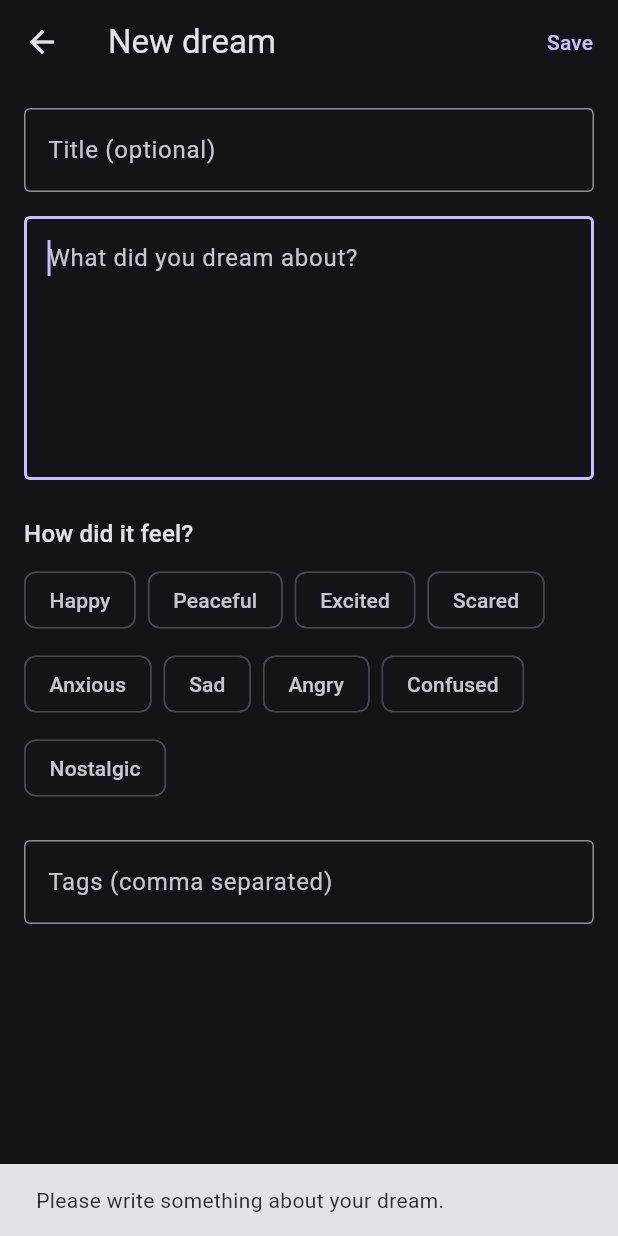
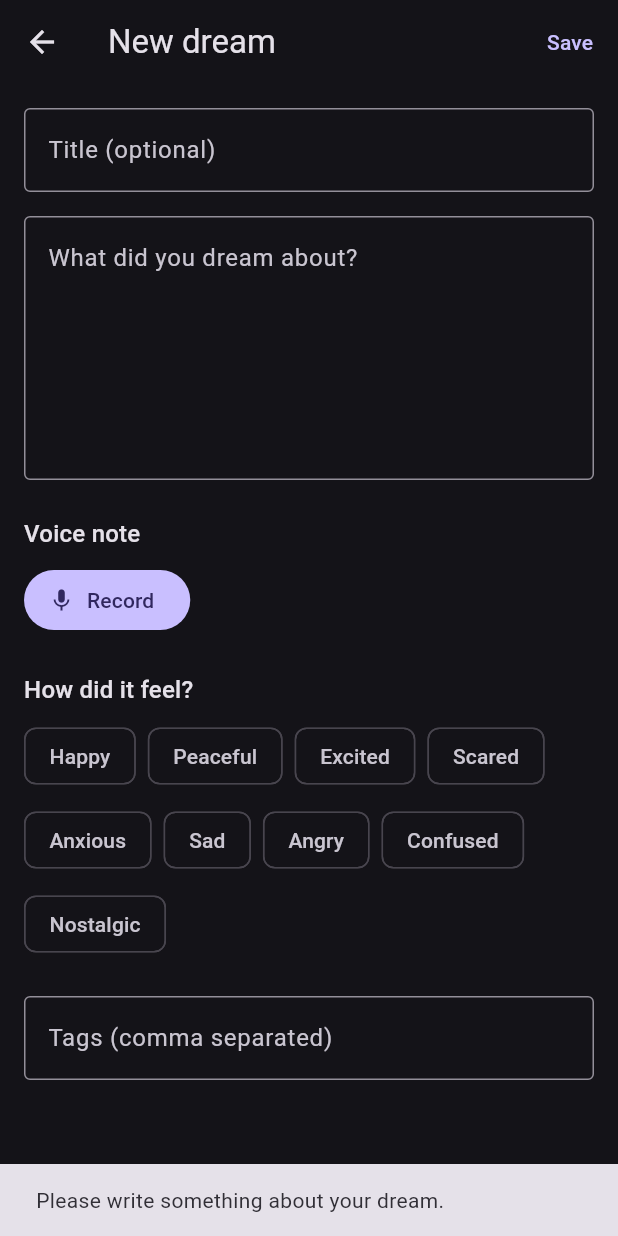
Before and after one commit to zyrus0907/dreamcatcher, a Flutter app: the NewDreamScreen screen opened directly, after a tap on "Save", on a phone screen of 412 x 824 dp. Run offline on Flutter 3.47's test engine with Material 3 defaults, Android fonts, the phone set to English and light mode, and no system bars; our stand-ins replace audioplayers, supabase_flutter; missing offline and left inert: record; accounts and stored records are empty; network calls fail.

Commit message:
feat: voice note recording and playback

```diff
--- a/app/lib/new_dream_screen.dart
+++ b/app/lib/new_dream_screen.dart
@@ -1,4 +1,8 @@
+import 'dart:typed_data';
 import 'package:flutter/material.dart';
+import 'package:http/http.dart' as http;
+import 'package:record/record.dart';
+import 'package:supabase_flutter/supabase_flutter.dart';
 import 'main.dart';
 
 const kEmotionOptions = [
@@ -7,7 +11,6 @@ const kEmotionOptions = [
 ];
 
 class NewDreamScreen extends StatefulWidget {
-  // null = creating a new dream; non-null = editing this one.
   final Map<String, dynamic>? dream;
   const NewDreamScreen({super.key, this.dream});
 
@@ -20,8 +23,12 @@ class _NewDreamScreenState extends State<NewDreamScreen> {
   late final TextEditingController _contentController;
   late final TextEditingController _tagsController;
   late final Set<String> _selectedEmotions;
+
+  final AudioRecorder _recorder = AudioRecorder();
+  bool _isRecording = false;
+  Uint8List? _audioBytes; // a freshly recorded clip waiting to be uploaded
+
   bool _saving = false;
-
   bool get _isEditing => widget.dream != null;
 
   @override
@@ -43,6 +50,7 @@ class _NewDreamScreenState extends State<NewDreamScreen> {
     _titleController.dispose();
     _contentController.dispose();
     _tagsController.dispose();
+    _recorder.dispose();
     super.dispose();
   }
 
@@ -52,6 +60,39 @@ class _NewDreamScreenState extends State<NewDreamScreen> {
         .map((t) => t.trim())
         .where((t) => t.isNotEmpty)
         .toList();
+  }
+
+  Future<void> _toggleRecording() async {
+    try {
+      if (_isRecording) {
+        final path = await _recorder.stop();
+        setState(() => _isRecording = false);
+        if (path != null) {
+          // Fetch the recorded audio's bytes so we can upload them on save.
+          final bytes = await http.readBytes(Uri.parse(path));
+          setState(() => _audioBytes = bytes);
+        }
+      } else {
+        if (await _recorder.hasPermission()) {
+          await _recorder.start(const RecordConfig(encoder: AudioEncoder.opus), path: 'dream_recording');
+          setState(() {
+            _isRecording = true;
+            _audioBytes = null;
+          });
+        } else if (mounted) {
+          ScaffoldMessenger.of(context).showSnackBar(
+            const SnackBar(content: Text('Microphone permission was denied.')),
+          );
+        }
+      }
+    } catch (e) {
+      if (mounted) {
+        ScaffoldMessenger.of(context).showSnackBar(
+          SnackBar(content: Text('Recording error: $e')),
+        );
+        setState(() => _isRecording = false);
+      }
+    }
   }
 
   Future<void> _save() async {
@@ -65,7 +106,7 @@ class _NewDreamScreenState extends State<NewDreamScreen> {
     }
 
     setState(() => _saving = true);
-    final values = {
+    final values = <String, dynamic>{
       'title': _titleController.text.trim().isEmpty
           ? null
           : _titleController.text.trim(),
@@ -75,6 +116,19 @@ class _NewDreamScreenState extends State<NewDreamScreen> {
     };
 
     try {
+      // If a new recording exists, upload it first, then link its path.
+      if (_audioBytes != null) {
+        final userId = supabase.auth.currentUser!.id;
+        final audioPath =
+            '$userId/${DateTime.now().millisecondsSinceEpoch}.webm';
+        await supabase.storage.from('recordings').uploadBinary(
+              audioPath,
+              _audioBytes!,
+              fileOptions: const FileOptions(contentType: 'audio/webm'),
+            );
+        values['audio_path'] = audioPath;
+      }
+
       if (_isEditing) {
         await supabase
             .from('dreams')
@@ -99,6 +153,9 @@ class _NewDreamScreenState extends State<NewDreamScreen> {
 
   @override
   Widget build(BuildContext context) {
+    final hasExistingAudio =
+        _isEditing && widget.dream?['audio_path'] != null;
+
     return Scaffold(
       appBar: AppBar(
         title: Text(_isEditing ? 'Edit dream' : 'New dream'),
@@ -125,11 +182,31 @@ class _NewDreamScreenState extends State<NewDreamScreen> {
           const SizedBox(height: 16),
           TextField(
             controller: _contentController,
-            autofocus: !_isEditing,
             maxLines: 6,
             decoration: const InputDecoration(
                 hintText: 'What did you dream about?',
                 border: OutlineInputBorder()),
+          ),
+          const SizedBox(height: 24),
+          Text('Voice note', style: Theme.of(context).textTheme.titleMedium),
+          const SizedBox(height: 8),
+          Row(
+            children: [
+              FilledButton.icon(
+                onPressed: _toggleRecording,
+                icon: Icon(_isRecording ? Icons.stop : Icons.mic),
+                label: Text(_isRecording
+                    ? 'Stop'
+                    : (_audioBytes == null ? 'Record' : 'Re-record')),
+              ),
+              const SizedBox(width: 12),
+              if (_isRecording)
+                const Text('Recording…')
+              else if (_audioBytes != null)
+                const Text('Recording captured ✓')
+              else if (hasExistingAudio)
+                const Text('Existing recording kept'),
+            ],
           ),
           const SizedBox(height: 24),
           Text('How did it feel?',
--- a/app/pubspec.yaml
+++ b/app/pubspec.yaml
@@ -35,6 +35,9 @@ dependencies:
   # Use with the CupertinoIcons class for iOS style icons.
   cupertino_icons: ^1.0.8
   supabase_flutter: ^2.12.4
+  record: ^7.0.0
+  audioplayers: ^6.7.0
+  http: ^1.6.0
 
 dev_dependencies:
   flutter_test:
```
Also changed, not shown: app/lib/dream_detail_screen.dart (+73 -5 lines), app/pubspec.lock, 5 other files.
